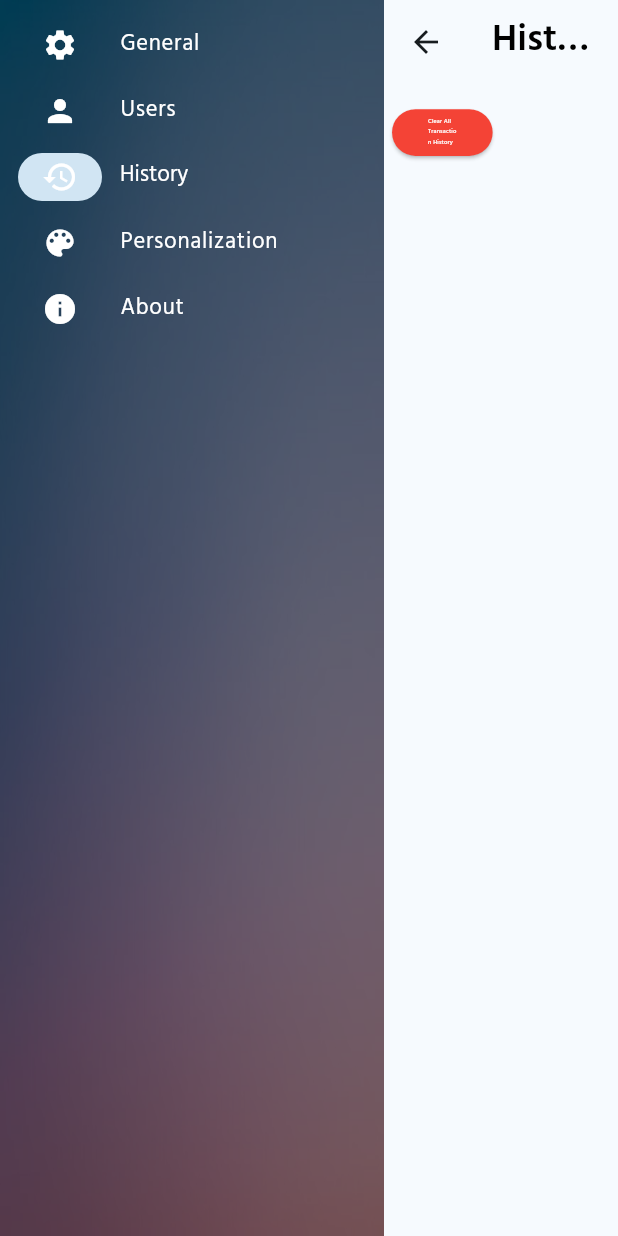
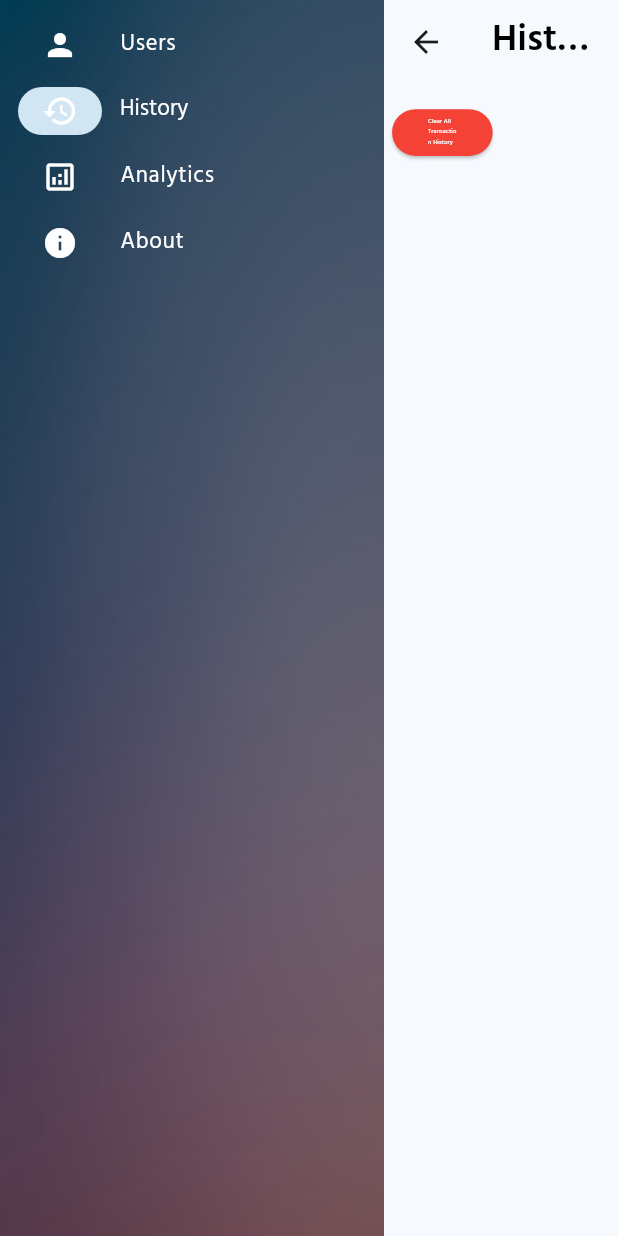
Before and after one commit to dot-eg/dotpos, a Flutter app: the SettingsPage screen opened directly, after a tap on "History", on a phone screen of 412 x 824 dp. Run offline on Flutter 3.47's test engine with Material 3 defaults, Android fonts, the phone set to English and light mode, and no system bars; our stand-ins replace cloud_firestore, connectivity_plus, firebase_auth, firebase_core, fl_chart, pdf and 1 more; accounts and stored records are empty; network calls fail.

Commit message:
adding analytics

```diff
--- a/lib/services/trans_service.dart
+++ b/lib/services/trans_service.dart
@@ -19,8 +19,10 @@ Future<String> addTransaction(DateTime datetime, int phone, double amount, CartM
       if (productQuery.docs.isNotEmpty) {
         var productDoc = productQuery.docs.first;
         var currentQuantity = int.parse(productDoc.data()['Quantity'] as String);
+        var timesSold = productDoc.data()['Times Sold'] != null ? productDoc.data()['Times Sold'] as int : 0;
         await productDoc.reference.update({
           'Quantity': (currentQuantity - entry.value).toString(),
+          'Times Sold': timesSold + entry.value,
         });
       }
     }
@@ -61,4 +63,7 @@ Future<void> clearAllTransactions() async {
     print(e);
   }
 }
+
+
+
 }
--- a/lib/ui/UI_settings/personalization_spage.dart
+++ b/lib/ui/UI_settings/analytics_spage.dart
@@ -1,11 +1,11 @@
 import 'package:flutter/material.dart';
 
-class Personalization extends StatelessWidget {
+class AnalyticsPage extends StatelessWidget {
   @override
   Widget build(BuildContext context) {
     return Container(
       child: Center(
-        child: Text('Personalization 4', style: TextStyle(color: Colors.black)),
+        child: Text('Analytics 4', style: TextStyle(color: Colors.black)),
       ),
     );
   }
--- a/lib/ui/UI_settings/general_spage.dart
+++ /dev/null
@@ -1,12 +0,0 @@
-import 'package:flutter/material.dart';
-
-class General extends StatelessWidget {
-  @override
-  Widget build(BuildContext context) {
-    return Container(
-      child: Center(
-        child: Text('General 1', style: TextStyle(color: Colors.black)),
-      ),
-    );
-  }
-}
--- a/lib/ui/UI_settings/settings_navigation.dart
+++ b/lib/ui/UI_settings/settings_navigation.dart
@@ -1,9 +1,8 @@
 import 'package:flutter/material.dart';
 import 'about_spage.dart';
-import 'general_spage.dart';
 import 'users_spage.dart';
 import 'history_spage.dart';
-import 'personalization_spage.dart';
+import 'analytics_spage.dart';
 import '../text_styles.dart';
 
 
@@ -21,18 +20,15 @@ class _SettingsPageState extends State<SettingsPage> {
     Widget page;
     switch (selectedIndex) {
       case 0:
-        page = General();
+        page = Users();
         break;
       case 1:
-        page = Users();
+        page = History();
         break;
       case 2:
-        page = History();
+        page = AnalyticsPage();
         break;
       case 3:
-        page = Personalization();
-        break;
-      case 4:
         page = About();
         break;
       default:
@@ -57,10 +53,6 @@ class _SettingsPageState extends State<SettingsPage> {
               selectedIconTheme: IconThemeData(color: Colors.black),
               destinations: [
                 NavigationRailDestination(
-                  icon: Icon(Icons.settings, color: Colors.white,),
-                  label: Text('General', style: settingsNavTextStyle,),
-                ),
-                NavigationRailDestination(
                   icon: Icon(Icons.person, color: Colors.white,),
                   label: Text('Users', style: settingsNavTextStyle,),
                 ),
@@ -69,8 +61,8 @@ class _SettingsPageState extends State<SettingsPage> {
                   label: Text('History', style: settingsNavTextStyle,),
                 ),
                 NavigationRailDestination(
-                  icon: Icon(Icons.color_lens, color: Colors.white,),
-                  label: Text('Personalization', style: settingsNavTextStyle,),
+                  icon: Icon(Icons.analytics_outlined, color: Colors.white,),
+                  label: Text('Analytics', style: settingsNavTextStyle,),
                 ),
                 NavigationRailDestination(
                   icon: Icon(Icons.info, color: Colors.white,),
```
Also changed, not shown: lib/services/firestore_service.dart (+7 -0 lines), lib/ui/inventory_page.dart (+58 -2 lines), lib/ui/product_page.dart (+19 -1 lines), lib/analytics/aggregate.dart (deleted).
